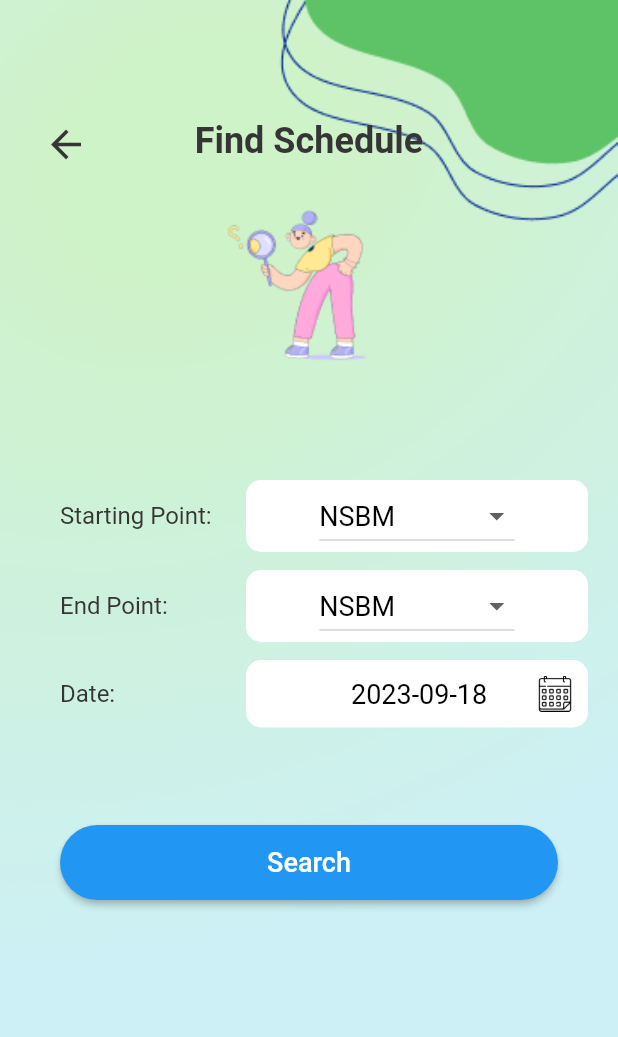
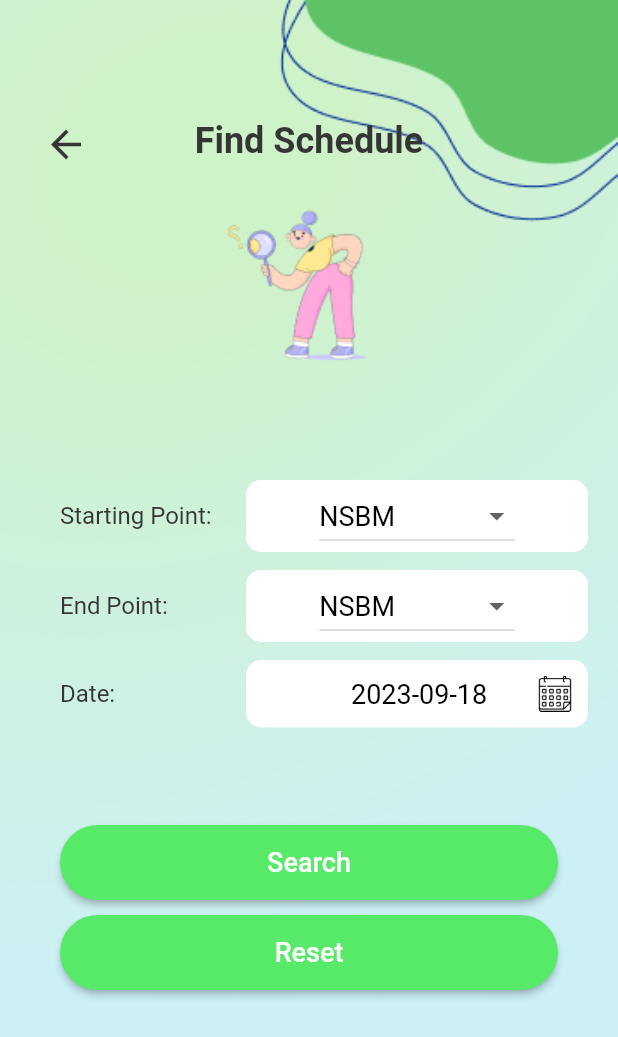
Before and after one commit to Chmx00/Shuttle-Service-Application, a Flutter app: the BusSchedulePage screen opened directly, on a phone screen of 412 x 824 dp. Shown: the top 1037 px of the screen. Run offline on Flutter 3.47's test engine with Material 2 defaults, Android fonts, the phone set to English and light mode, and no system bars; our stand-ins replace image_picker, table_calendar.

Commit message:
add reset button

```diff
--- a/lib/pages/sub_pages/sheduleBus.dart
+++ b/lib/pages/sub_pages/sheduleBus.dart
@@ -46,6 +46,14 @@ class _BusSchedulePageState extends State<BusSchedulePage> {
         builder: (context) => TimeTablePage(), // Replace with your TimeTable page widget
       ),
     );
+  }
+// Function to handle resetting the input data
+  void _resetInputData() {
+    setState(() {
+      startingPoint = 'Nugegoda'; // Reset starting point to the default value
+      endPoint = 'NSBM'; // Reset end point to the default value
+      selectedDate = DateTime.now(); // Reset selected date to the default value
+    });
   }
 
   @override
@@ -317,7 +325,7 @@ class _BusSchedulePageState extends State<BusSchedulePage> {
                 ),
               ),
               style: ElevatedButton.styleFrom(
-                primary: Colors.blue,
+                primary: Color.fromARGB(255, 87, 234, 104),
                 padding: EdgeInsets.all(0), // Remove padding
         shape: RoundedRectangleBorder(
           borderRadius: BorderRadius.circular(30.0), // Adjust border radius as needed
@@ -326,6 +334,33 @@ class _BusSchedulePageState extends State<BusSchedulePage> {
             ),
           ),
         ),
+        // Reset Button
+      Positioned(
+        top: 610.0, // Adjust the top position as needed
+        left: 40,
+        right: 40,
+        child: Container(
+          width: 10.0, // Set the desired width
+          height: 50.0, // Set the desired height
+          child: ElevatedButton(
+            onPressed: _resetInputData, // Reset input data when pressed
+            child: Text(
+              'Reset',
+              style: TextStyle(
+                fontSize: 18.0,
+                color: Colors.white,
+              ),
+            ),
+            style: ElevatedButton.styleFrom(
+              primary:Color.fromARGB(255, 87, 234, 104), // Change button color as needed
+              padding: EdgeInsets.all(0), // Remove padding
+              shape: RoundedRectangleBorder(
+                borderRadius: BorderRadius.circular(30.0), // Adjust border radius as needed
+              ),
+            ),
+          ),
+        ),
+      ),
        ],
       ),
       );
```
